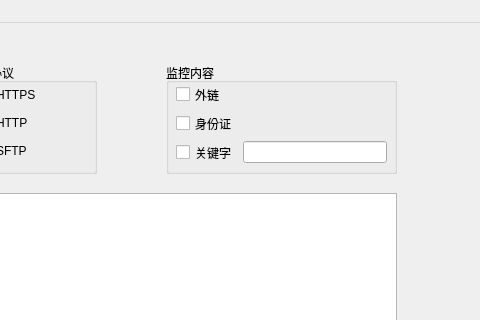
First picture: the form in modules/ui/ui_main_window.ui, repository beikejinmiao/HawkSec, before the edit; both pictures show x 464 to 944 and y 0 to 320 of the 944 by 655 pixel window.
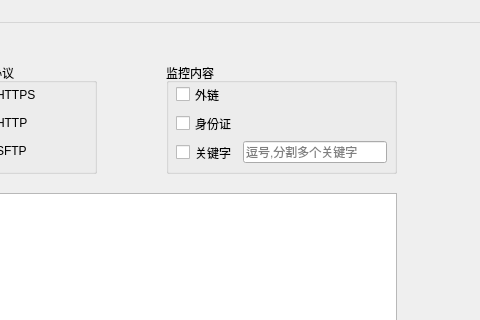
Second picture: the form after the edit.

Diff of the .ui file:
```diff
--- a/modules/ui/ui_main_window.ui
+++ b/modules/ui/ui_main_window.ui
@@ -284,7 +284,11 @@
        </widget>
       </item>
       <item row="2" column="1">
-       <widget class="QLineEdit" name="lineEdit"/>
+       <widget class="QLineEdit" name="lineEdit">
+        <property name="placeholderText">
+         <string>逗号,分割多个关键字</string>
+        </property>
+       </widget>
       </item>
      </layout>
     </widget>
```
